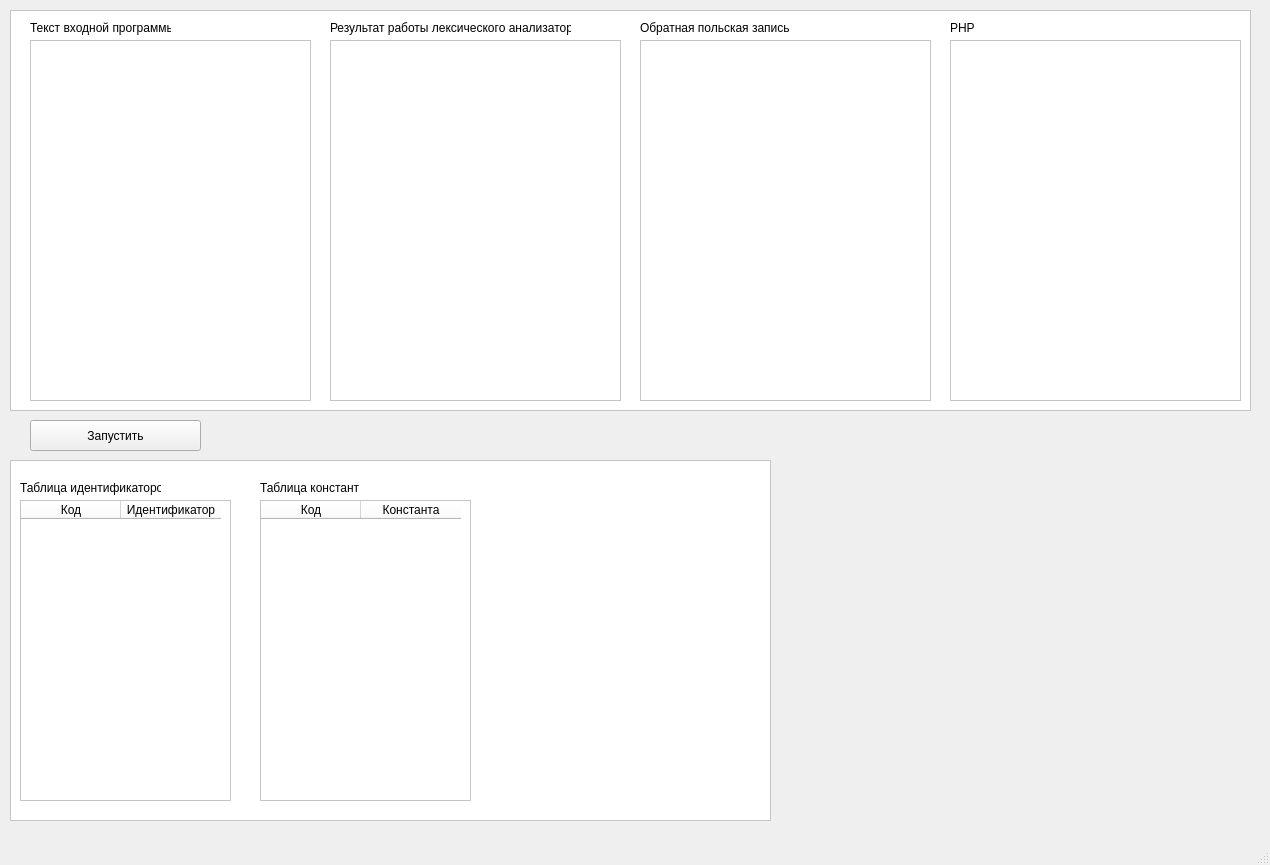
S0larAna/R-to-PHP-translator, file main-window.ui: the form before one commit.
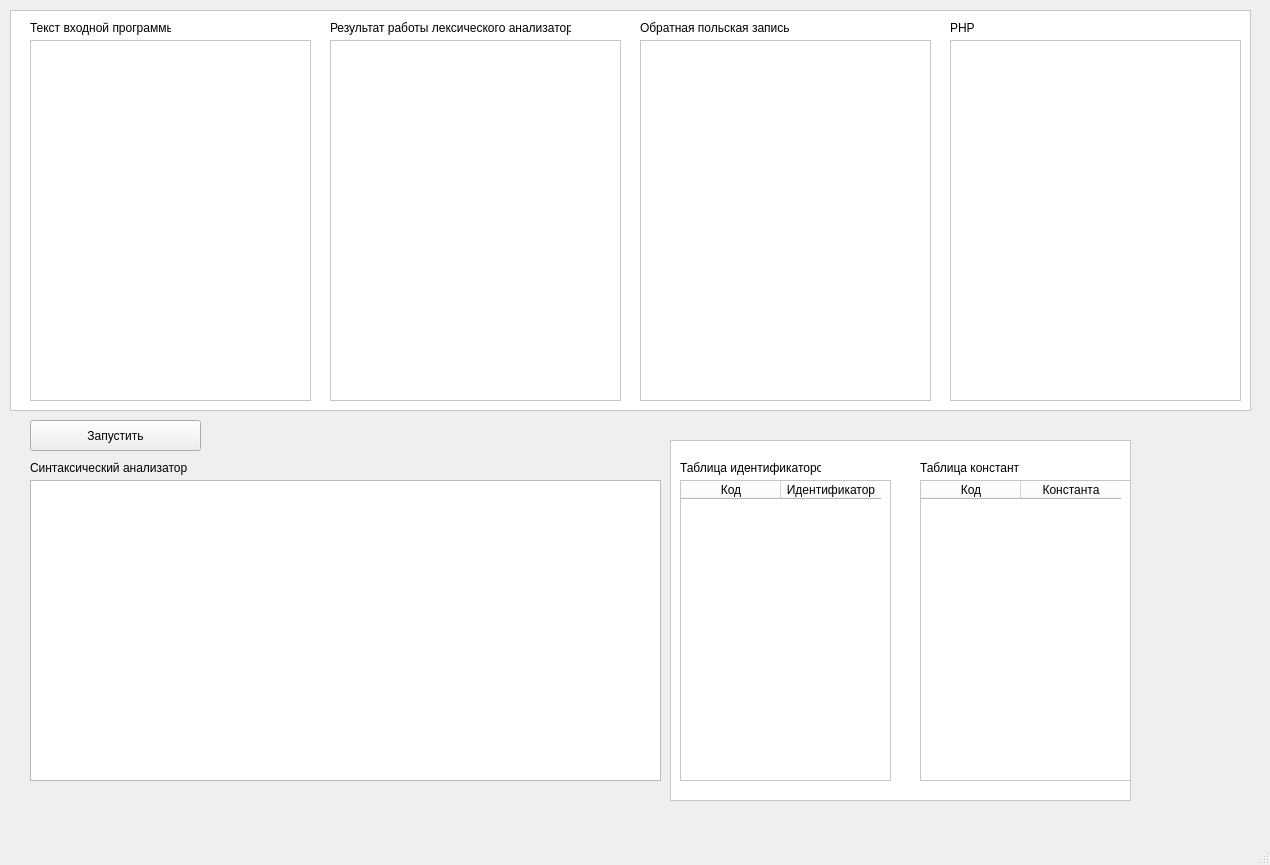
The form after the commit.

Commit message: add syntax analyser

Patch:
```diff
--- a/main-window.ui
+++ b/main-window.ui
@@ -145,9 +145,9 @@
    <widget class="QFrame" name="frame_3">
     <property name="geometry">
      <rect>
-      <x>10</x>
-      <y>460</y>
-      <width>761</width>
+      <x>670</x>
+      <y>440</y>
+      <width>461</width>
       <height>361</height>
      </rect>
     </property>
@@ -233,6 +233,29 @@
      </property>
     </widget>
    </widget>
+   <widget class="QTextEdit" name="syntaxAnalyser">
+    <property name="geometry">
+     <rect>
+      <x>30</x>
+      <y>480</y>
+      <width>631</width>
+      <height>301</height>
+     </rect>
+    </property>
+   </widget>
+   <widget class="QLabel" name="label_7">
+    <property name="geometry">
+     <rect>
+      <x>30</x>
+      <y>460</y>
+      <width>171</width>
+      <height>16</height>
+     </rect>
+    </property>
+    <property name="text">
+     <string>Синтаксический анализатор</string>
+    </property>
+   </widget>
   </widget>
   <widget class="QMenuBar" name="menubar">
    <property name="geometry">
```
The commit also changes 5 other files.
